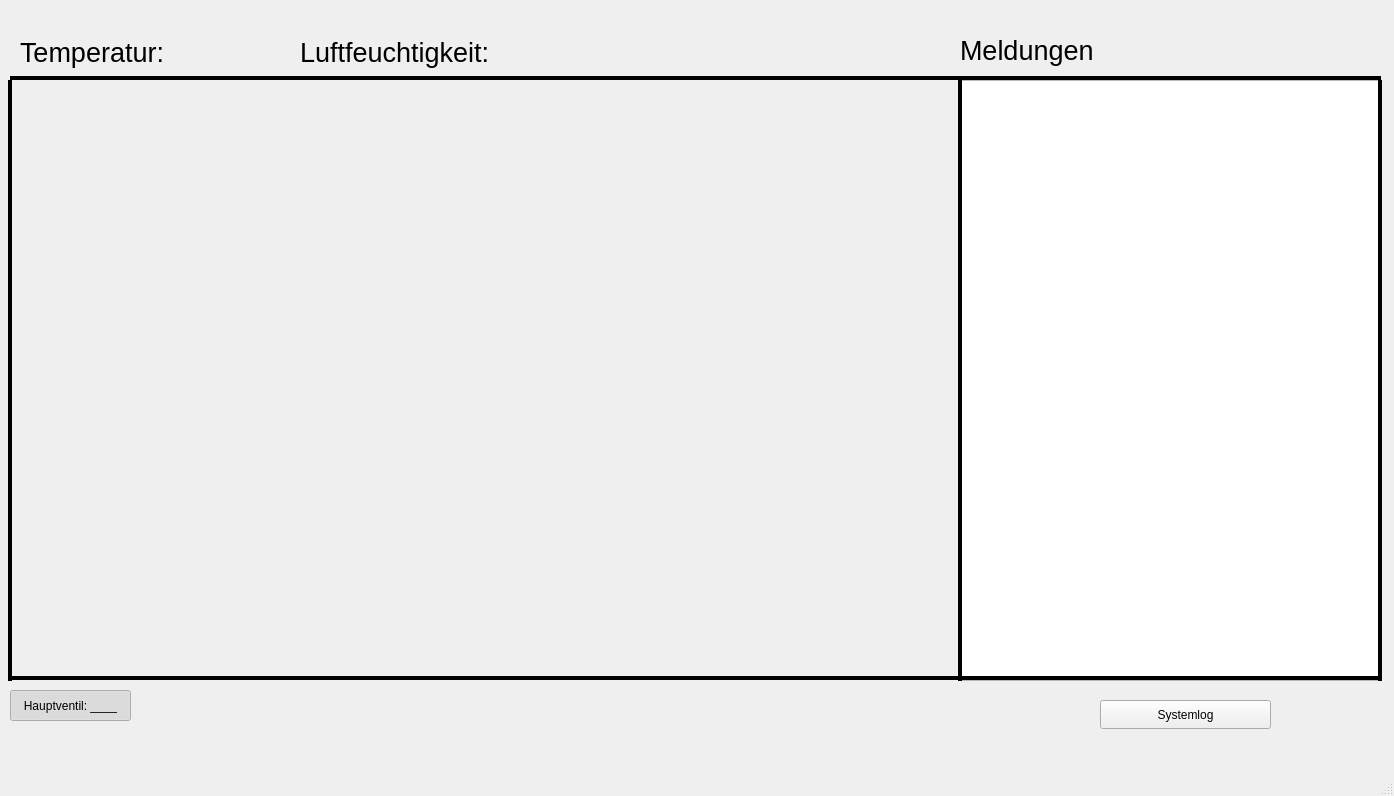
Qt form app/mainwindow.ui (0ssiwald/GreenhouseControl) before a commit.
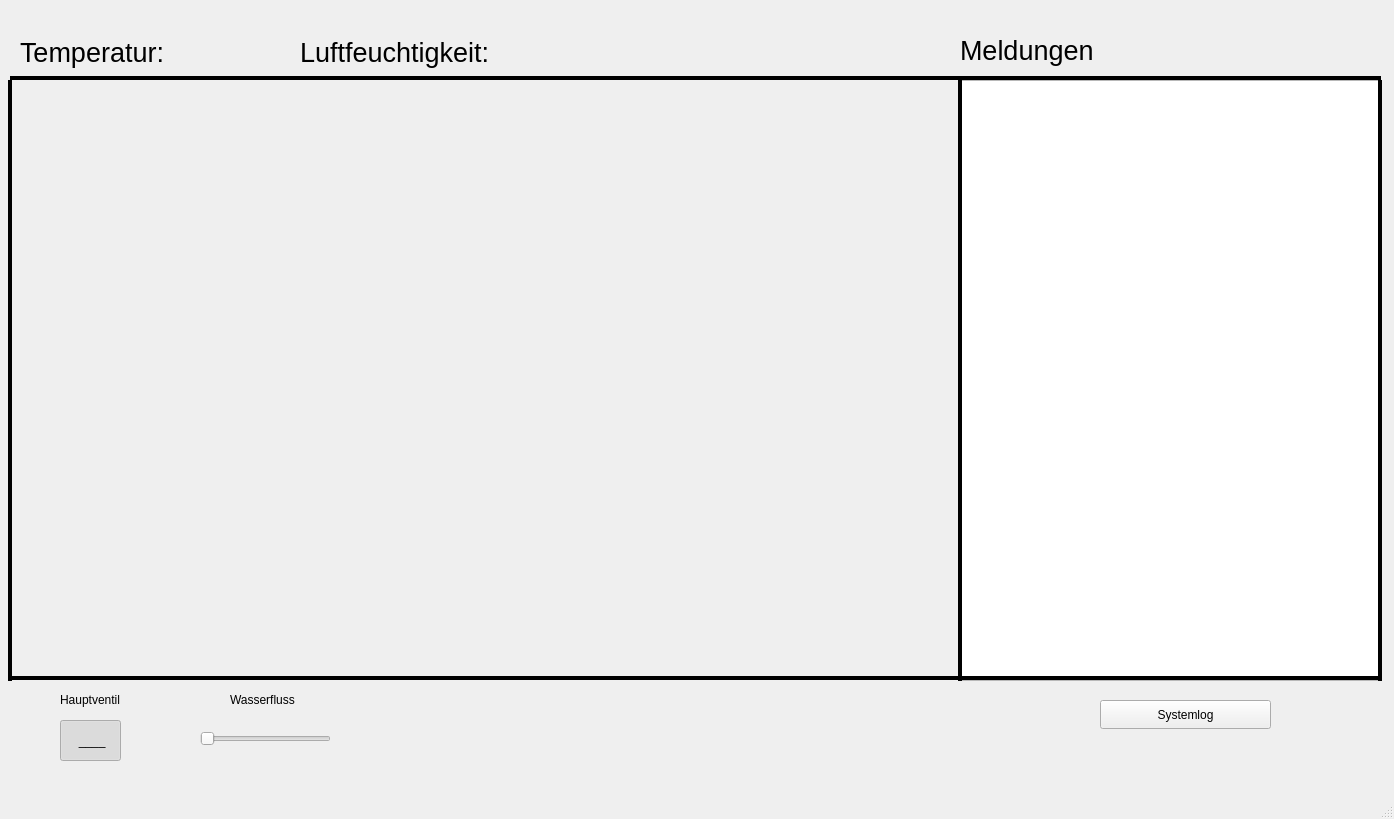
The same form after that commit.

Commit message: water_slider

The edit to the form file:
```diff
--- a/app/mainwindow.ui
+++ b/app/mainwindow.ui
@@ -10,7 +10,7 @@
     <x>0</x>
     <y>0</y>
     <width>1394</width>
-    <height>796</height>
+    <height>819</height>
    </rect>
   </property>
   <property name="font">
@@ -265,14 +265,51 @@
    <widget class="QPushButton" name="mainValveToggleButton">
     <property name="geometry">
      <rect>
-      <x>10</x>
-      <y>690</y>
-      <width>121</width>
-      <height>31</height>
+      <x>60</x>
+      <y>720</y>
+      <width>61</width>
+      <height>41</height>
      </rect>
     </property>
+    <property name="palette">
+     <palette>
+      <active>
+       <colorrole role="Accent">
+        <brush brushstyle="SolidPattern">
+         <color alpha="255">
+          <red>3</red>
+          <green>116</green>
+          <blue>215</blue>
+         </color>
+        </brush>
+       </colorrole>
+      </active>
+      <inactive>
+       <colorrole role="Accent">
+        <brush brushstyle="SolidPattern">
+         <color alpha="255">
+          <red>3</red>
+          <green>116</green>
+          <blue>215</blue>
+         </color>
+        </brush>
+       </colorrole>
+      </inactive>
+      <disabled>
+       <colorrole role="Accent">
+        <brush brushstyle="SolidPattern">
+         <color alpha="255">
+          <red>3</red>
+          <green>116</green>
+          <blue>215</blue>
+         </color>
+        </brush>
+       </colorrole>
+      </disabled>
+     </palette>
+    </property>
     <property name="text">
-     <string>Hauptventil: ____</string>
+     <string> ____</string>
     </property>
     <property name="checkable">
      <bool>true</bool>
@@ -281,6 +318,51 @@
      <bool>true</bool>
     </property>
    </widget>
+   <widget class="QSlider" name="waterSlider">
+    <property name="geometry">
+     <rect>
+      <x>200</x>
+      <y>730</y>
+      <width>131</width>
+      <height>18</height>
+     </rect>
+    </property>
+    <property name="maximum">
+     <number>10</number>
+    </property>
+    <property name="singleStep">
+     <number>1</number>
+    </property>
+    <property name="orientation">
+     <enum>Qt::Horizontal</enum>
+    </property>
+   </widget>
+   <widget class="QLabel" name="label">
+    <property name="geometry">
+     <rect>
+      <x>60</x>
+      <y>690</y>
+      <width>81</width>
+      <height>20</height>
+     </rect>
+    </property>
+    <property name="text">
+     <string>Hauptventil</string>
+    </property>
+   </widget>
+   <widget class="QLabel" name="label_2">
+    <property name="geometry">
+     <rect>
+      <x>230</x>
+      <y>690</y>
+      <width>91</width>
+      <height>20</height>
+     </rect>
+    </property>
+    <property name="text">
+     <string>Wasserfluss</string>
+    </property>
+   </widget>
    <zorder>gridLayoutWidget</zorder>
    <zorder>notificationLabel</zorder>
    <zorder>humidityLabel</zorder>
```
Left out of the diff: 3 changed lines with no effect on the pictures. The commit also changes 23 other files.
